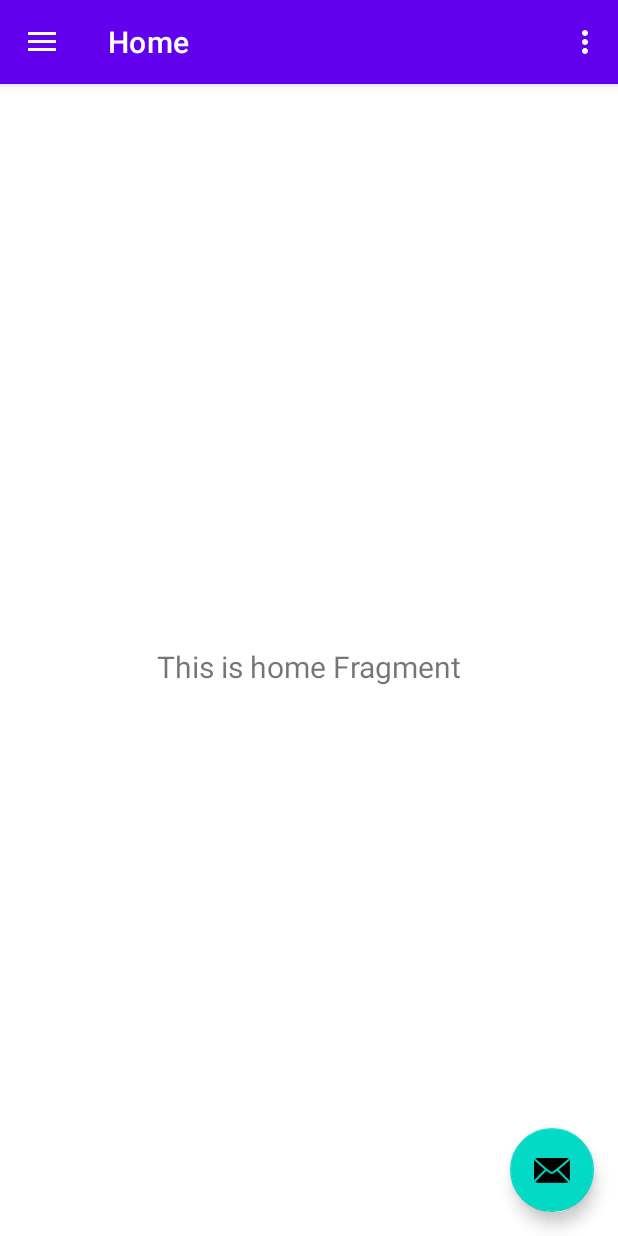
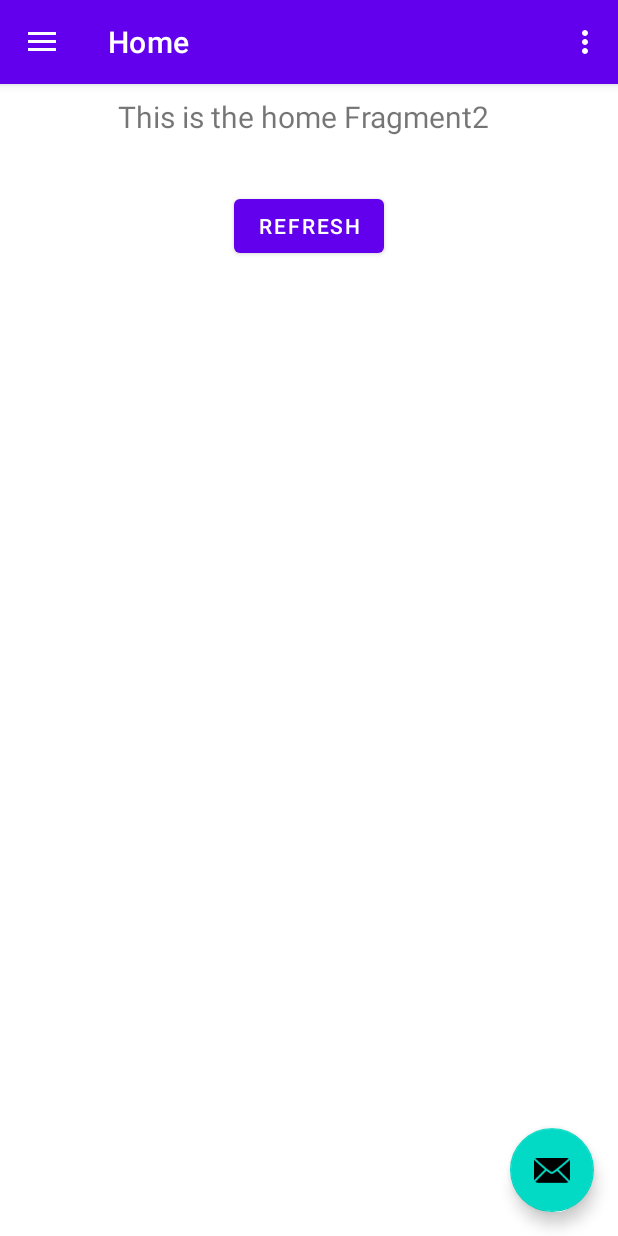
Before and after one commit to bennettandy/androidscratchpad, an Android app: the screen it shows after launch (HomeActivity), on a phone screen of 412 x 824 dp. Run offline under Robolectric (Android 15) with nearby library versions, the phone set to English and light mode, and no system bars; our stand-ins replace Dagger/Hilt's generated code, data binding, navigation-ui.

Commit message:
added simple viewmodel and binding to HomeFragment
Signed-off-by: Andrew Bennett <andrew.bennett3@argos.co.uk>

```diff
--- a/app/src/main/java/uk/co/avsoftware/fragvm/blockchain/BlockchainDataAPI.kt
+++ b/app/src/main/java/uk/co/avsoftware/fragvm/blockchain/BlockchainDataAPI.kt
@@ -3,6 +3,7 @@ package uk.co.avsoftware.fragvm.blockchain
 import io.reactivex.rxjava3.core.Single
 import retrofit2.http.GET
 import retrofit2.http.Path
+import uk.co.avsoftware.fragvm.blockchain.model.Block
 import uk.co.avsoftware.fragvm.blockchain.model.Transaction
 
 /**
@@ -12,4 +13,7 @@ interface BlockchainDataAPI {
 
     @GET("https://blockchain.info/rawtx/{tx_hash}")
     fun getTransactionByHash(@Path("tx_hash") tx_hash: String): Single<Transaction>
+
+    @GET("https://blockchain.info/latestblock")
+    fun getLatestBlock(): Single<Block>
 }
--- a/app/src/main/java/uk/co/avsoftware/fragvm/blockchain/BlockchainRepository.kt
+++ b/app/src/main/java/uk/co/avsoftware/fragvm/blockchain/BlockchainRepository.kt
@@ -1,15 +1,19 @@
 package uk.co.avsoftware.fragvm.blockchain
 
 import io.reactivex.rxjava3.core.Single
+import uk.co.avsoftware.fragvm.blockchain.model.Block
 import uk.co.avsoftware.fragvm.blockchain.model.Transaction
 
 interface BlockchainRepository {
 
     fun getTransactionForHash(hash: String): Single<Transaction>
+
+    fun getLatestBlock(): Single<Block>
 }
 
 class BlockchainRepositoryImpl constructor(private val api: BlockchainDataAPI) :
     BlockchainRepository {
     override fun getTransactionForHash(hash: String) = api.getTransactionByHash(hash)
 
+    override fun getLatestBlock() = api.getLatestBlock()
 }
--- /dev/null
+++ b/app/src/main/java/uk/co/avsoftware/fragvm/blockchain/model/Block.kt
@@ -0,0 +1,9 @@
+package uk.co.avsoftware.fragvm.blockchain.model
+
+data class Block(
+    val hash: String,
+    val time: Long,
+    val block_index: Int,
+    val height: Int,
+    val tx_indexes: List<Long>
+)
--- a/app/src/main/java/uk/co/avsoftware/fragvm/ui/home/HomeActivity.kt
+++ b/app/src/main/java/uk/co/avsoftware/fragvm/ui/home/HomeActivity.kt
@@ -13,8 +13,10 @@ import androidx.navigation.ui.setupWithNavController
 import com.google.android.material.floatingactionbutton.FloatingActionButton
 import com.google.android.material.navigation.NavigationView
 import com.google.android.material.snackbar.Snackbar
+import dagger.hilt.android.AndroidEntryPoint
 import uk.co.avsoftware.fragvm.R
 
+@AndroidEntryPoint
 class HomeActivity : AppCompatActivity() {
 
     private lateinit var appBarConfiguration: AppBarConfiguration
--- a/app/src/main/java/uk/co/avsoftware/fragvm/ui/home/ui/home/HomeFragment.kt
+++ b/app/src/main/java/uk/co/avsoftware/fragvm/ui/home/ui/home/HomeFragment.kt
@@ -4,28 +4,38 @@ import android.os.Bundle
 import android.view.LayoutInflater
 import android.view.View
 import android.view.ViewGroup
-import android.widget.TextView
+import androidx.databinding.DataBindingUtil
 import androidx.fragment.app.Fragment
-import androidx.lifecycle.Observer
 import androidx.lifecycle.ViewModelProvider
+import dagger.hilt.android.AndroidEntryPoint
 import uk.co.avsoftware.fragvm.R
+import uk.co.avsoftware.fragvm.databinding.FragmentHomeBinding
 
+@AndroidEntryPoint
 class HomeFragment : Fragment() {
 
     private lateinit var homeViewModel: HomeViewModel
+    private lateinit var binding: FragmentHomeBinding
 
     override fun onCreateView(
         inflater: LayoutInflater,
         container: ViewGroup?,
         savedInstanceState: Bundle?
-    ): View? {
-        homeViewModel =
-            ViewModelProvider(this).get(HomeViewModel::class.java)
-        val root = inflater.inflate(R.layout.fragment_home, container, false)
-        val textView: TextView = root.findViewById(R.id.text_home)
-        homeViewModel.text.observe(viewLifecycleOwner, Observer {
-            textView.text = it
-        })
-        return root
+    ): View {
+        homeViewModel = ViewModelProvider(this).get(HomeViewModel::class.java)
+
+        binding = DataBindingUtil.inflate(inflater, R.layout.fragment_home, container, false)
+
+        // bind fragment lifecycle to view binding object
+        binding.lifecycleOwner = this
+
+        // set the view model onto the view binding
+        binding.viewmodel = homeViewModel
+
+        return binding.root
+    }
+
+    companion object {
+        const val TAG = "HomeFragment"
     }
 }
--- a/app/src/main/java/uk/co/avsoftware/fragvm/ui/home/ui/home/HomeViewModel.kt
+++ b/app/src/main/java/uk/co/avsoftware/fragvm/ui/home/ui/home/HomeViewModel.kt
@@ -1,13 +1,40 @@
 package uk.co.avsoftware.fragvm.ui.home.ui.home
 
+import android.util.Log
 import androidx.lifecycle.LiveData
 import androidx.lifecycle.MutableLiveData
 import androidx.lifecycle.ViewModel
+import androidx.lifecycle.map
+import uk.co.avsoftware.fragvm.blockchain.model.Block
+import java.util.*
 
 class HomeViewModel : ViewModel() {
 
     private val _text = MutableLiveData<String>().apply {
-        value = "This is home Fragment"
+        value = "This is the home Fragment2"
     }
     val text: LiveData<String> = _text
+
+    private val _latestBlock = MutableLiveData<Block>()
+    val latestBlock = _latestBlock
+
+    val hash: LiveData<String> = latestBlock.map { it.hash }
+    val block_index: LiveData<Int> = latestBlock.map { it.block_index }
+
+    fun buttonClicked() {
+        Log.w(TAG, "CLICKED")
+        _latestBlock.postValue(
+            Block(
+                UUID.randomUUID().toString(),
+                45666L,
+                10,
+                30,
+                listOf(234L, 45667L)
+            )
+        )
+    }
+
+    companion object {
+        const val TAG = "HomeViewModel"
+    }
 }
--- a/app/src/main/java/uk/co/avsoftware/fragvm/ui/home/ui/slideshow/SlideshowViewModel.kt
+++ b/app/src/main/java/uk/co/avsoftware/fragvm/ui/home/ui/slideshow/SlideshowViewModel.kt
@@ -7,7 +7,8 @@ import androidx.lifecycle.ViewModel
 class SlideshowViewModel : ViewModel() {
 
     private val _text = MutableLiveData<String>().apply {
-        value = "This is slideshow Fragment"
+        value = "This is the slideshow Fragment"
     }
     val text: LiveData<String> = _text
+
 }
--- a/app/src/main/res/layout/fragment_home.xml
+++ b/app/src/main/res/layout/fragment_home.xml
@@ -1,22 +1,58 @@
 <?xml version="1.0" encoding="utf-8"?>
-<androidx.constraintlayout.widget.ConstraintLayout xmlns:android="http://schemas.android.com/apk/res/android"
-    xmlns:app="http://schemas.android.com/apk/res-auto"
-    xmlns:tools="http://schemas.android.com/tools"
+<layout xmlns:android="http://schemas.android.com/apk/res/android"
+    xmlns:tools="http://schemas.android.com/tools">
+
+    <data>
+
+        <variable
+            name="viewmodel"
+            type="uk.co.avsoftware.fragvm.ui.home.ui.home.HomeViewModel" />
+
+    </data>
+
+    <LinearLayout
         android:layout_width="match_parent"
         android:layout_height="match_parent"
+        android:orientation="vertical"
         tools:context=".ui.home.ui.home.HomeFragment">
 
         <TextView
             android:id="@+id/text_home"
             android:layout_width="match_parent"
             android:layout_height="wrap_content"
-        android:layout_marginStart="8dp"
             android:layout_marginTop="8dp"
             android:layout_marginEnd="8dp"
+            android:text="@{viewmodel.text}"
             android:textAlignment="center"
-        android:textSize="20sp"
-        app:layout_constraintBottom_toBottomOf="parent"
-        app:layout_constraintEnd_toEndOf="parent"
-        app:layout_constraintStart_toStartOf="parent"
-        app:layout_constraintTop_toTopOf="parent" />
-</androidx.constraintlayout.widget.ConstraintLayout>
+            android:textSize="20sp" />
+
+        <TextView
+            android:id="@+id/text_hash"
+            android:layout_width="match_parent"
+            android:layout_height="wrap_content"
+            android:layout_marginTop="8dp"
+            android:layout_marginEnd="8dp"
+            android:text="@{viewmodel.latestBlock.hash}"
+            android:textAlignment="center"
+            android:textSize="20sp" />
+
+        <Button
+            android:layout_width="wrap_content"
+            android:layout_height="wrap_content"
+            android:layout_gravity="center"
+            android:onClick="@{() -> viewmodel.buttonClicked()}"
+            android:text="refresh" />
+
+
+        <TextView
+            android:layout_width="match_parent"
+            android:layout_height="wrap_content"
+            android:text="@{viewmodel.hash}" />
+
+        <TextView
+            android:layout_width="match_parent"
+            android:layout_height="wrap_content"
+            android:text="@{viewmodel.block_index.toString()}" />
+
+    </LinearLayout>
+</layout>
```
Lines whose indentation alone changed are shown as unchanged.
